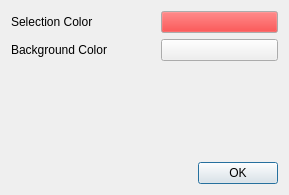
The window that src/preferencesdialog.ui (rockclimb/yasw-debian) describes before a commit, drawn with Qt 5.
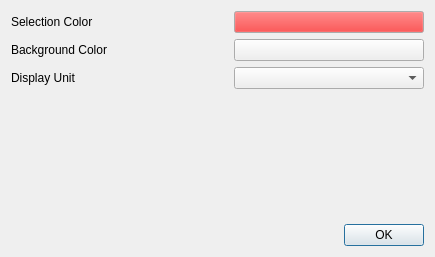
The same window after the commit.

Commit message: displayed unit are defined globaly in yasw preferences. This will be used in the scaling filter (which won't define diplayed units anymore), but could also be used by other filters.

Patch:
```diff
--- a/src/preferencesdialog.ui
+++ b/src/preferencesdialog.ui
@@ -23,20 +23,26 @@
    <rect>
     <x>0</x>
     <y>0</y>
-    <width>289</width>
-    <height>195</height>
+    <width>435</width>
+    <height>257</height>
    </rect>
   </property>
   <property name="windowTitle">
    <string>YASW Preferences</string>
   </property>
-  <layout class="QGridLayout" name="gridLayout">
-   <item row="0" column="0" colspan="2">
-    <widget class="QLabel" name="label">
-     <property name="text">
-      <string>Selection Color</string>
+  <layout class="QGridLayout" name="gridLayout_2">
+   <item row="4" column="1">
+    <spacer name="horizontalSpacer">
+     <property name="orientation">
+      <enum>Qt::Horizontal</enum>
      </property>
-    </widget>
+     <property name="sizeHint" stdset="0">
+      <size>
+       <width>114</width>
+       <height>20</height>
+      </size>
+     </property>
+    </spacer>
    </item>
    <item row="0" column="2">
     <widget class="QPushButton" name="selectionColorButton">
@@ -82,21 +88,14 @@
      </property>
     </widget>
    </item>
-   <item row="1" column="0" colspan="2">
-    <widget class="QLabel" name="label_2">
+   <item row="0" column="0" colspan="2">
+    <widget class="QLabel" name="labelSelectColor">
      <property name="text">
-      <string>Background Color</string>
+      <string>Selection Color</string>
      </property>
     </widget>
    </item>
-   <item row="1" column="2">
-    <widget class="QPushButton" name="backgroundColorButton">
-     <property name="text">
-      <string/>
-     </property>
-    </widget>
-   </item>
-   <item row="2" column="0">
+   <item row="3" column="0">
     <spacer name="verticalSpacer">
      <property name="orientation">
       <enum>Qt::Vertical</enum>
@@ -109,20 +108,17 @@
      </property>
     </spacer>
    </item>
-   <item row="3" column="1">
-    <spacer name="horizontalSpacer">
-     <property name="orientation">
-      <enum>Qt::Horizontal</enum>
+   <item row="2" column="2">
+    <widget class="QComboBox" name="unit"/>
+   </item>
+   <item row="1" column="2">
+    <widget class="QPushButton" name="backgroundColorButton">
+     <property name="text">
+      <string/>
      </property>
-     <property name="sizeHint" stdset="0">
-      <size>
-       <width>114</width>
-       <height>20</height>
-      </size>
-     </property>
-    </spacer>
+    </widget>
    </item>
-   <item row="3" column="2">
+   <item row="4" column="2">
     <widget class="QDialogButtonBox" name="buttonBox">
      <property name="orientation">
       <enum>Qt::Horizontal</enum>
@@ -132,6 +128,20 @@
      </property>
     </widget>
    </item>
+   <item row="1" column="0" colspan="2">
+    <widget class="QLabel" name="labelBGColor">
+     <property name="text">
+      <string>Background Color</string>
+     </property>
+    </widget>
+   </item>
+   <item row="2" column="0" colspan="2">
+    <widget class="QLabel" name="labelUnit">
+     <property name="text">
+      <string>Display Unit</string>
+     </property>
+    </widget>
+   </item>
   </layout>
  </widget>
  <resources/>
```
Left out of the diff: 15 changed lines with no effect on the pictures. The commit also changes 4 other files.
